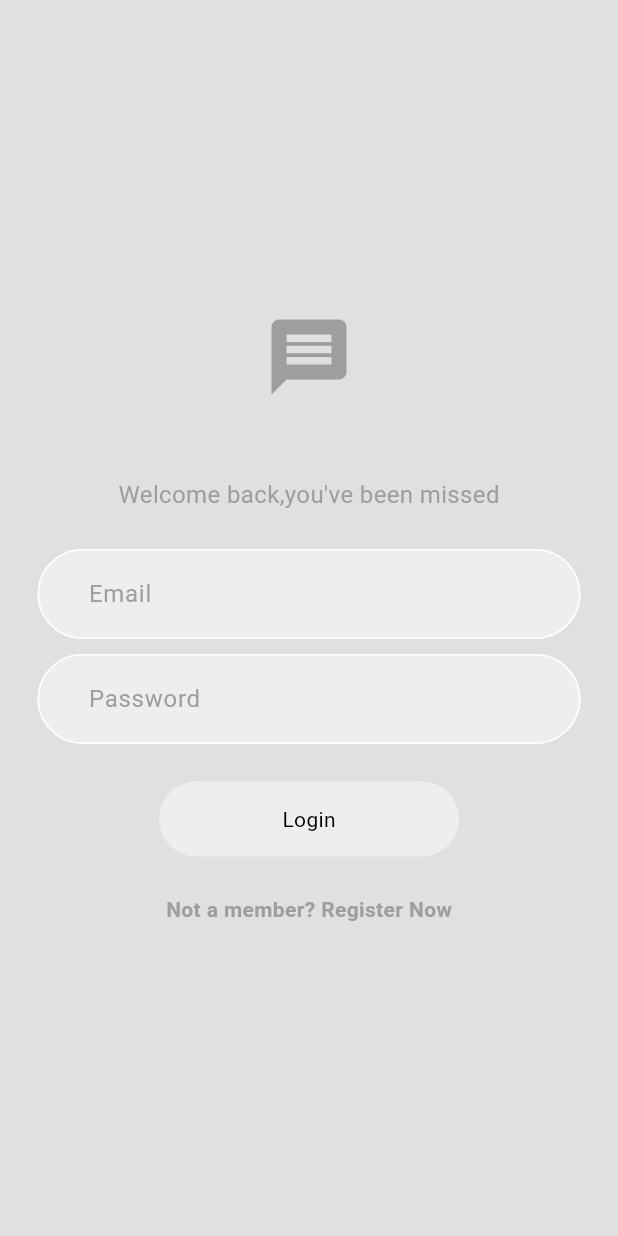
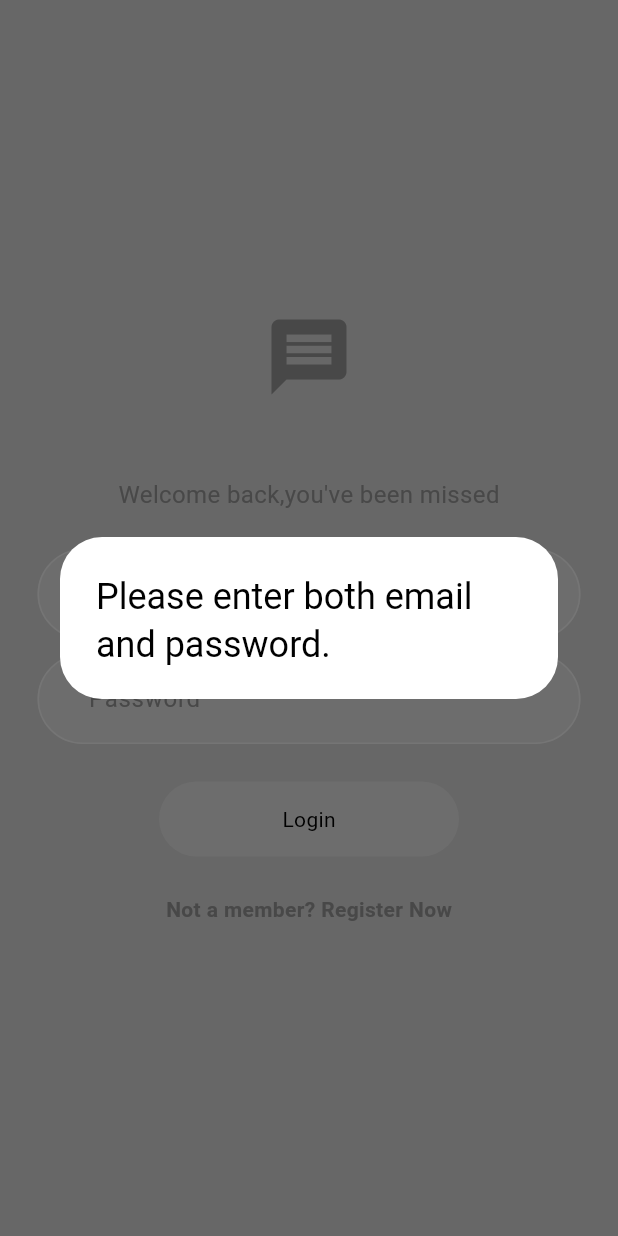
Before and after one commit to LeahDeshar/TalkTime, a Flutter app: the screen it shows after launch, after a tap on "Login", on a phone screen of 412 x 824 dp. Run offline on Flutter 3.47's test engine with Material 3 defaults, Android fonts, the phone set to English and light mode, and no system bars; our stand-ins replace firebase_auth, firebase_core; accounts and stored records are empty.

Commit message:
login - auth with firebase

```diff
--- /dev/null
+++ b/lib/auth/auth_gate.dart
@@ -0,0 +1,25 @@
+import 'package:chatapp/auth/login_or_register.dart';
+
+import '../pages/home_page.dart';
+import 'package:firebase_auth/firebase_auth.dart';
+import 'package:flutter/material.dart';
+
+class AuthGate extends StatelessWidget {
+  const AuthGate({super.key});
+
+  @override
+  Widget build(BuildContext context) {
+    return Scaffold(
+      body: StreamBuilder(
+        stream: FirebaseAuth.instance.authStateChanges(),
+        builder: (context, snapshot) {
+          if (snapshot.hasData) {
+            return const HomePage();
+          } else {
+            return const LoginOrRegister();
+          }
+        },
+      ),
+    );
+  }
+}
--- a/lib/auth/auth_services.dart
+++ b/lib/auth/auth_services.dart
@@ -1 +1,39 @@
-class AuthService {}
+import 'package:firebase_auth/firebase_auth.dart';
+
+class AuthService {
+  final FirebaseAuth _auth = FirebaseAuth.instance;
+
+  // sign in with email and password -----------LOGIN
+  Future<UserCredential> signInWithEmailAndPassword(
+      String email, String password) async {
+    try {
+      UserCredential userCredential = await _auth.signInWithEmailAndPassword(
+          email: email, password: password);
+      return userCredential;
+    } on FirebaseException catch (e) {
+      throw Exception(e.code);
+    }
+  }
+
+  // register with email and password
+  // Future registerWithEmailAndPassword(String email, String password) async {
+  //   try {
+  //     UserCredential result = await _auth.createUserWithEmailAndPassword(
+  //         email: email, password: password);
+  //     User user = result.user;
+  //     return user;
+  //   } catch (e) {
+  //     print(e.toString());
+  //     return null;
+  //   }
+  // }
+
+  // sign out
+  Future<void> logout() async {
+    try {
+      return await _auth.signOut();
+    } on FirebaseException catch (e) {
+      throw Exception(e.code);
+    }
+  }
+}
--- a/lib/components/my_button.dart
+++ b/lib/components/my_button.dart
@@ -1,14 +1,14 @@
 import 'package:flutter/material.dart';
 
 class MyButton extends StatelessWidget {
-  final void Function() onTap;
+  final void Function()? onTap;
   final String text;
   const MyButton({super.key, required this.text, required this.onTap});
 
   @override
   Widget build(BuildContext context) {
     return GestureDetector(
-      onTap: () {},
+      onTap: onTap,
       child: Container(
           width: 200,
           decoration: BoxDecoration(
--- a/lib/components/my_textfield.dart
+++ b/lib/components/my_textfield.dart
@@ -15,6 +15,7 @@ class MyTextField extends StatelessWidget {
     return Padding(
       padding: const EdgeInsets.symmetric(horizontal: 25.0),
       child: TextField(
+        controller: controller,
         obscureText: obscureText,
         decoration: InputDecoration(
             enabledBorder: OutlineInputBorder(
@@ -29,7 +30,8 @@ class MyTextField extends StatelessWidget {
             hintStyle: TextStyle(color: Theme.of(context).colorScheme.primary),
             focusedBorder: OutlineInputBorder(
                 borderSide:
-                    BorderSide(color: Theme.of(context).colorScheme.primary))),
+                    BorderSide(color: Theme.of(context).colorScheme.primary),
+                borderRadius: BorderRadius.circular(30))),
       ),
     );
   }
--- a/lib/main.dart
+++ b/lib/main.dart
@@ -1,6 +1,5 @@
-import 'package:chatapp/auth/login_or_register.dart';
+import 'package:chatapp/auth/auth_gate.dart';
 import 'package:chatapp/firebase_options.dart';
-import 'package:chatapp/pages/login_page.dart';
 import 'package:chatapp/themes/light_mode.dart';
 import 'package:firebase_core/firebase_core.dart';
 import 'package:flutter/material.dart';
@@ -19,7 +18,7 @@ class MyApp extends StatelessWidget {
     return MaterialApp(
       title: 'Talk Time',
       debugShowCheckedModeBanner: false,
-      home: LoginOrRegister(),
+      home: const AuthGate(),
       theme: lightMode,
     );
   }
--- a/lib/pages/login_page.dart
+++ b/lib/pages/login_page.dart
@@ -1,3 +1,4 @@
+import 'package:chatapp/auth/auth_services.dart';
 import 'package:chatapp/components/my_button.dart';
 import 'package:chatapp/components/my_textfield.dart';
 import 'package:flutter/material.dart';
@@ -10,10 +11,34 @@ class LoginView extends StatelessWidget {
   final TextEditingController passwordController = TextEditingController();
   LoginView({super.key, required this.onTap});
 
-  // login function
-  void login() {
-    print("Email: ${emailController.text}");
-    print("Password: ${passwordController.text}");
+  void login(BuildContext context) async {
+    final AuthService _auth = AuthService();
+
+    print(emailController.text);
+    print(passwordController.text);
+
+    // Check if email and password are not empty
+    if (emailController.text.isEmpty || passwordController.text.isEmpty) {
+      showDialog(
+        context: context,
+        builder: (context) => const AlertDialog(
+          title: Text("Please enter both email and password."),
+        ),
+      );
+      return; // Exit the function if fields are empty
+    }
+
+    try {
+      await _auth.signInWithEmailAndPassword(
+          emailController.text, passwordController.text);
+    } on Exception catch (e) {
+      showDialog(
+        context: context,
+        builder: (context) => AlertDialog(
+          title: Text(e.toString()),
+        ),
+      );
+    }
   }
 
   @override
@@ -45,7 +70,7 @@ class LoginView extends StatelessWidget {
               controller: passwordController,
             ),
             const SizedBox(height: 25),
-            MyButton(text: "Login", onTap: login),
+            MyButton(text: "Login", onTap: () => login(context)),
             const SizedBox(height: 25),
             Row(
               mainAxisAlignment: MainAxisAlignment.center,
```
Also changed, not shown: lib/pages/home_page.dart (added, +21 -0 lines), 1 other file.
